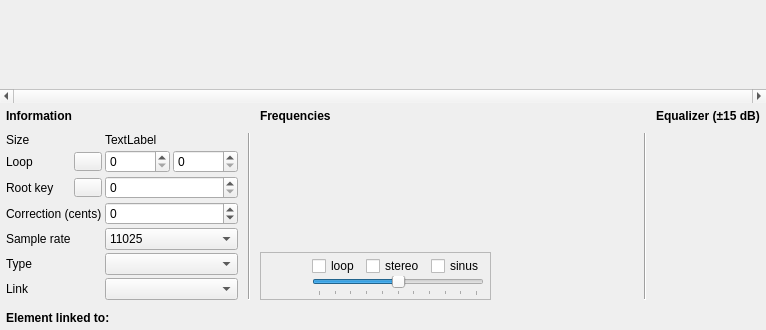
The window that sources/editor/pagesmpl.ui (davy7125/polyphone) describes before a commit, drawn with Qt 5.
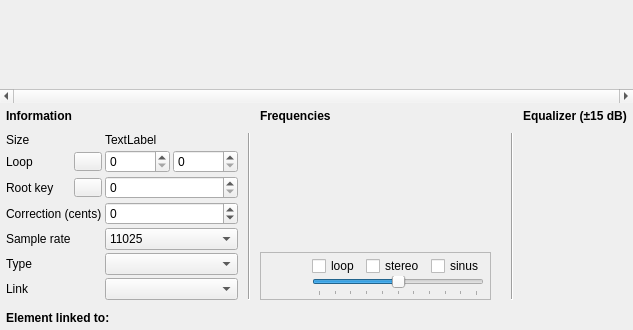
The same window after the commit. Icons and pictures are not drawn. Custom widgets are drawn as their Qt base class.

Patch:
```diff
--- a/sources/editor/pagesmpl.ui
+++ b/sources/editor/pagesmpl.ui
@@ -6,7 +6,7 @@
    <rect>
     <x>0</x>
     <y>0</y>
-    <width>766</width>
+    <width>630</width>
     <height>330</height>
    </rect>
   </property>
```
